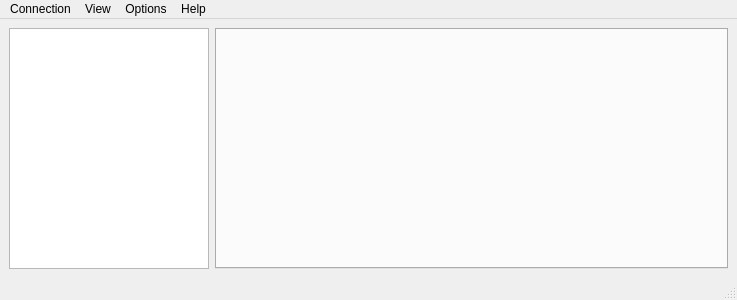
The window that ui/maingui.ui (tobiasschulz/call-qt) describes before a commit, drawn with Qt 5.
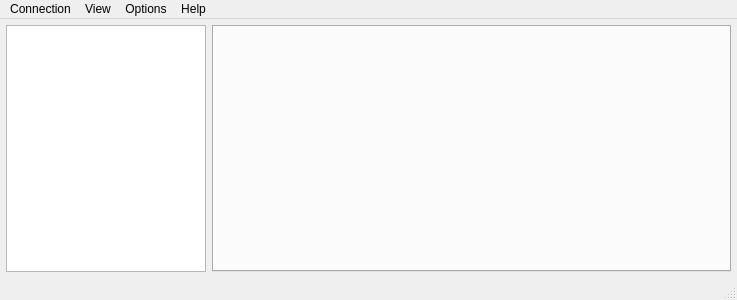
The same window after the commit.

Patch:
```diff
--- a/ui/maingui.ui
+++ b/ui/maingui.ui
@@ -14,18 +14,48 @@
    <string>Main</string>
   </property>
   <widget class="QWidget" name="centralWidget">
+   <layout class="QGridLayout" name="gridLayout_2">
+    <property name="leftMargin">
+     <number>6</number>
+    </property>
+    <property name="topMargin">
+     <number>6</number>
+    </property>
+    <property name="rightMargin">
+     <number>6</number>
+    </property>
+    <property name="bottomMargin">
+     <number>6</number>
+    </property>
+    <item row="0" column="0">
+     <widget class="QFrame" name="frame">
+      <property name="sizePolicy">
+       <sizepolicy hsizetype="Fixed" vsizetype="Preferred">
+        <horstretch>0</horstretch>
+        <verstretch>0</verstretch>
+       </sizepolicy>
+      </property>
+      <property name="frameShape">
+       <enum>QFrame::NoFrame</enum>
+      </property>
+      <property name="frameShadow">
+       <enum>QFrame::Raised</enum>
+      </property>
+      <property name="lineWidth">
+       <number>0</number>
+      </property>
    <layout class="QGridLayout" name="gridLayout">
     <property name="leftMargin">
-     <number>9</number>
+        <number>0</number>
     </property>
     <property name="topMargin">
-     <number>9</number>
+        <number>0</number>
     </property>
     <property name="rightMargin">
-     <number>9</number>
+        <number>0</number>
     </property>
     <property name="bottomMargin">
-     <number>9</number>
+        <number>0</number>
     </property>
     <item row="0" column="0">
      <widget class="QListView" name="contactlist">
@@ -44,6 +74,9 @@
       <property name="focusPolicy">
        <enum>Qt::ClickFocus</enum>
       </property>
+        </widget>
+       </item>
+      </layout>
      </widget>
     </item>
     <item row="0" column="1">
```
Lines whose indentation alone changed are shown as unchanged.
